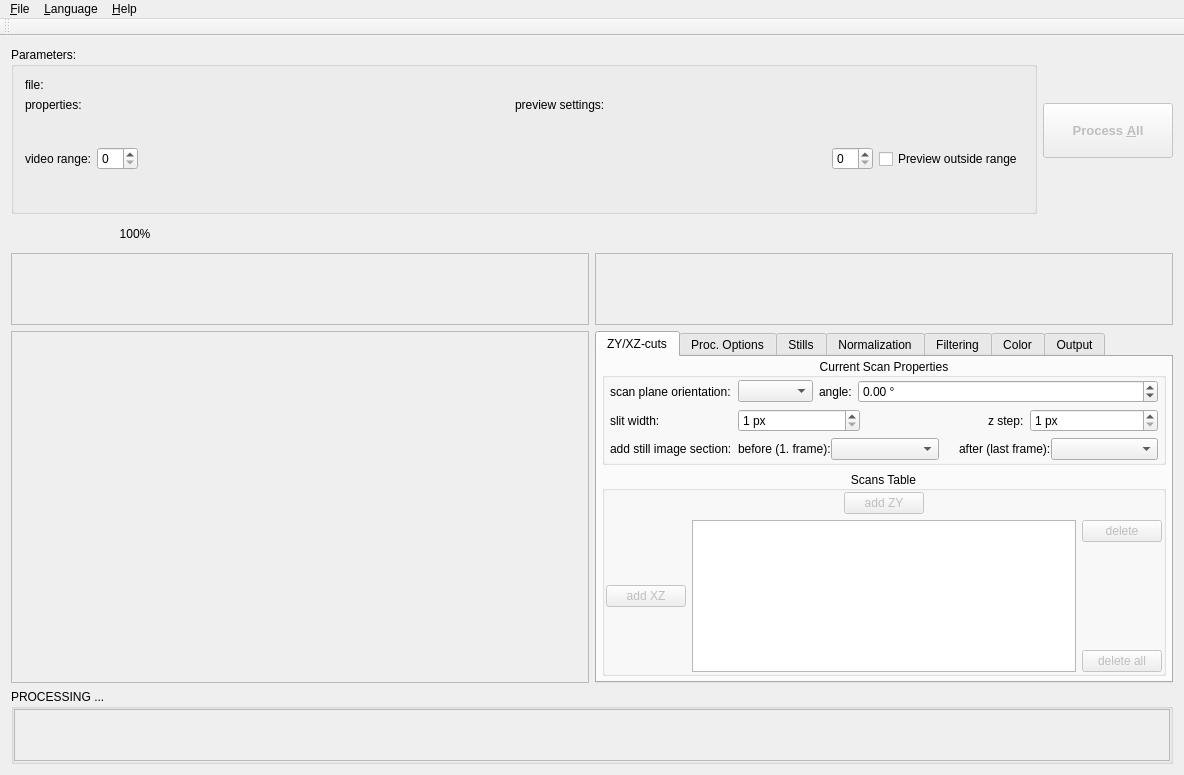
Before: the Qt Designer form source/mainwindow.ui in jkriege2/SlitScanGenerator, drawn with Qt 5.
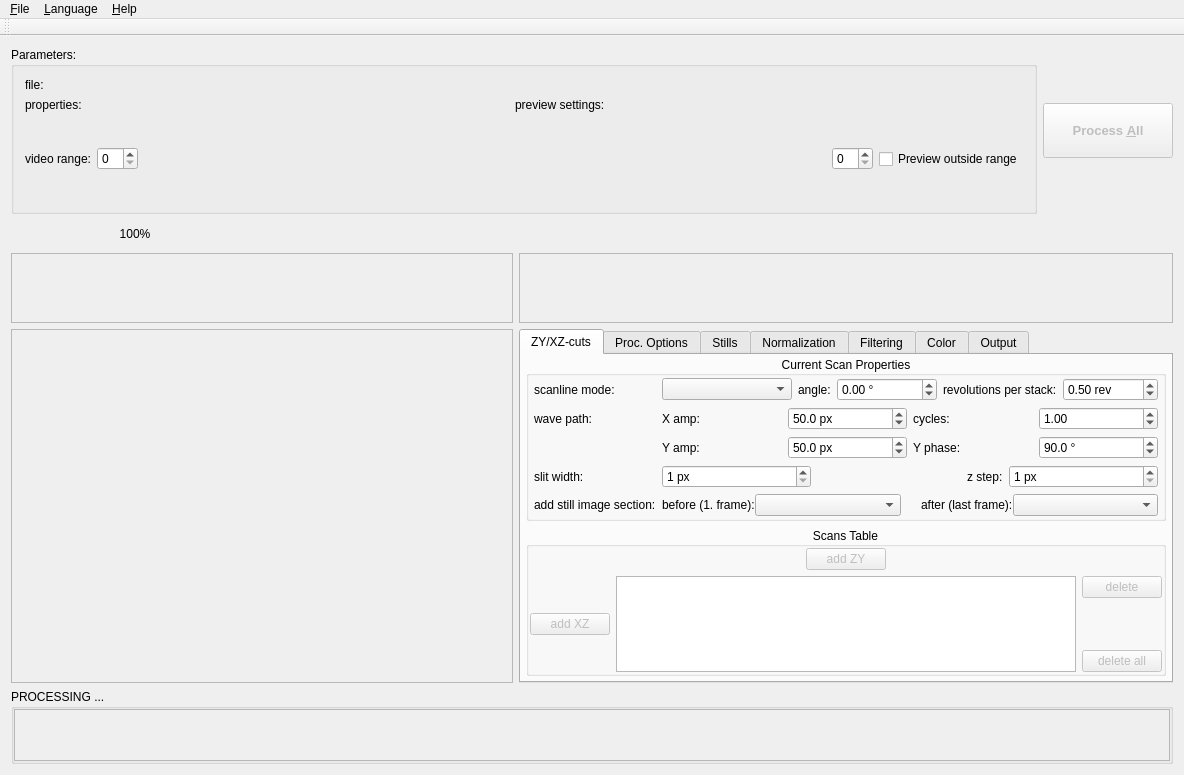
After: the same form once the commit is applied. Icons and pictures are not drawn. Custom widgets are drawn as their Qt base class.

Commit message:
Add wave and rotation scan modes
Add fixed-center rotation and sinusoidal X/Y scanline propagation through the selected video range. Persist wave amplitudes, cycles, and phase; expose controls and mode icons in the scan properties UI; update pitch preview movement, translations, and README mode documentation.

Patch:
```diff
--- a/source/mainwindow.ui
+++ b/source/mainwindow.ui
@@ -529,7 +529,7 @@
            <item row="1" column="0">
             <widget class="QLabel" name="label_27">
              <property name="text">
-              <string>scan plane orientation:</string>
+              <string>scanline mode:</string>
              </property>
             </widget>
            </item>
@@ -539,7 +539,7 @@
               <widget class="AngleModeComboBox" name="cmbAngle">
                <property name="minimumSize">
                 <size>
-                 <width>75</width>
+                 <width>130</width>
                  <height>0</height>
                 </size>
                </property>
@@ -589,8 +589,141 @@
                </property>
               </widget>
              </item>
+             <item>
+              <widget class="QLabel" name="labelRotationTurns">
+                 <property name="visible">
+                  <bool>false</bool>
+                 </property>
+               <property name="text">
+                <string>revolutions per stack:</string>
+               </property>
+              </widget>
+             </item>
+             <item>
+              <widget class="QDoubleSpinBox" name="spinRotationTurns">
+               <property name="visible">
+                <bool>false</bool>
+               </property>
+               <property name="minimumSize">
+                <size>
+                 <width>95</width>
+                 <height>0</height>
+                </size>
+               </property>
+               <property name="suffix">
+                <string> rev</string>
+               </property>
+               <property name="decimals">
+                <number>2</number>
+               </property>
+               <property name="minimum">
+                <double>-10.000000000000000</double>
+               </property>
+               <property name="maximum">
+                <double>10.000000000000000</double>
+               </property>
+               <property name="singleStep">
+                <double>0.500000000000000</double>
+               </property>
+               <property name="value">
+                <double>0.500000000000000</double>
+               </property>
+               <property name="toolTip">
+                <string>Total rotation from the first to the last selected frame. Negative values reverse direction.</string>
+               </property>
+              </widget>
+             </item>
             </layout>
            </item>
+           <item row="2" column="0">
+            <widget class="QLabel" name="labelWavePath">
+             <property name="visible">
+              <bool>false</bool>
+             </property>
+             <property name="visible">
+              <bool>false</bool>
+             </property>
+             <property name="text">
+              <string>wave path:</string>
+             </property>
+            </widget>
+           </item>
+           <item row="2" column="1">
+            <widget class="QWidget" name="waveParametersWidget" native="true">
+             <property name="visible">
+              <bool>false</bool>
+             </property>
+             <property name="visible">
+              <bool>false</bool>
+             </property>
+             <layout class="QGridLayout" name="gridWaveParameters">
+              <property name="leftMargin"><number>0</number></property>
+              <property name="topMargin"><number>0</number></property>
+              <property name="rightMargin"><number>0</number></property>
+              <property name="bottomMargin"><number>0</number></property>
+              <item row="0" column="0">
+               <widget class="QLabel" name="labelWaveAmplitudeX">
+                <property name="text"><string>X amp:</string></property>
+               </widget>
+              </item>
+              <item row="0" column="1">
+               <widget class="QDoubleSpinBox" name="spinWaveAmplitudeX">
+                <property name="minimumSize"><size><width>85</width><height>0</height></size></property>
+                <property name="suffix"><string> px</string></property>
+                <property name="decimals"><number>1</number></property>
+                <property name="maximum"><double>5000.000000000000000</double></property>
+                <property name="singleStep"><double>5.000000000000000</double></property>
+                <property name="value"><double>50.000000000000000</double></property>
+               </widget>
+              </item>
+              <item row="0" column="2">
+               <widget class="QLabel" name="labelWaveCycles">
+                <property name="text"><string>cycles:</string></property>
+               </widget>
+              </item>
+              <item row="0" column="3">
+               <widget class="QDoubleSpinBox" name="spinWaveCycles">
+                <property name="minimumSize"><size><width>85</width><height>0</height></size></property>
+                <property name="decimals"><number>2</number></property>
+                <property name="maximum"><double>100.000000000000000</double></property>
+                <property name="singleStep"><double>0.250000000000000</double></property>
+                <property name="value"><double>1.000000000000000</double></property>
+               </widget>
+              </item>
+              <item row="1" column="0">
+               <widget class="QLabel" name="labelWaveAmplitudeY">
+                <property name="text"><string>Y amp:</string></property>
+               </widget>
+              </item>
+              <item row="1" column="1">
+               <widget class="QDoubleSpinBox" name="spinWaveAmplitudeY">
+                <property name="minimumSize"><size><width>85</width><height>0</height></size></property>
+                <property name="suffix"><string> px</string></property>
+                <property name="decimals"><number>1</number></property>
+                <property name="maximum"><double>5000.000000000000000</double></property>
+                <property name="singleStep"><double>5.000000000000000</double></property>
+                <property name="value"><double>50.000000000000000</double></property>
+               </widget>
+              </item>
+              <item row="1" column="2">
+               <widget class="QLabel" name="labelWavePhaseY">
+                <property name="text"><string>Y phase:</string></property>
+               </widget>
+              </item>
+              <item row="1" column="3">
+               <widget class="QDoubleSpinBox" name="spinWavePhaseY">
+                <property name="minimumSize"><size><width>85</width><height>0</height></size></property>
+                <property name="suffix"><string> °</string></property>
+                <property name="decimals"><number>1</number></property>
+                <property name="minimum"><double>-360.000000000000000</double></property>
+                <property name="maximum"><double>360.000000000000000</double></property>
+                <property name="singleStep"><double>15.000000000000000</double></property>
+                <property name="value"><double>90.000000000000000</double></property>
+               </widget>
+              </item>
+             </layout>
+            </widget>
+           </item>
            <item row="4" column="0">
             <widget class="QLabel" name="labAddbeforeAfter">
              <property name="text">
```
The commit also changes 13 other files.
